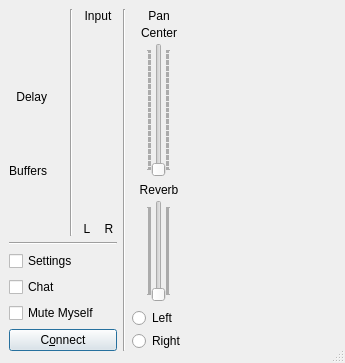
Before: the Qt Designer form src/clientdlgbase.ui in jamulussoftware/jamulus, drawn with Qt 5.
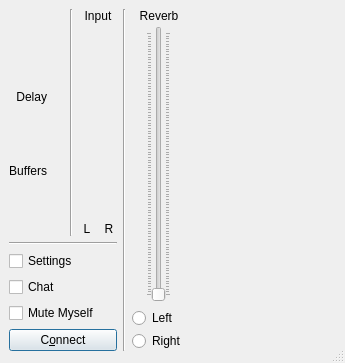
After: the same form once the commit is applied. Icons and pictures are not drawn. Custom widgets are drawn as their Qt base class.

Commit message: remove Pan since it is no longer needed, adjust reverb level, fix window management of local mixer dialog

```diff
--- a/src/clientdlgbase.ui
+++ b/src/clientdlgbase.ui
@@ -366,94 +366,6 @@
       </item>
       <item>
        <layout class="QVBoxLayout">
-        <item>
-         <layout class="QVBoxLayout">
-          <property name="spacing">
-           <number>3</number>
-          </property>
-          <item>
-           <widget class="QLabel" name="lblAudioPan">
-            <property name="text">
-             <string>Pan</string>
-            </property>
-            <property name="alignment">
-             <set>Qt::AlignCenter</set>
-            </property>
-           </widget>
-          </item>
-          <item>
-           <widget class="QLabel" name="lblAudioPanValue">
-            <property name="minimumSize">
-             <size>
-              <width>50</width>
-              <height>0</height>
-             </size>
-            </property>
-            <property name="text">
-             <string>Center</string>
-            </property>
-            <property name="alignment">
-             <set>Qt::AlignCenter</set>
-            </property>
-            <property name="wordWrap">
-             <bool>false</bool>
-            </property>
-           </widget>
-          </item>
-          <item>
-           <layout class="QHBoxLayout">
-            <item>
-             <spacer>
-              <property name="orientation">
-               <enum>Qt::Horizontal</enum>
-              </property>
-              <property name="sizeType">
-               <enum>QSizePolicy::Minimum</enum>
-              </property>
-              <property name="sizeHint" stdset="0">
-               <size>
-                <width>0</width>
-                <height>20</height>
-               </size>
-              </property>
-             </spacer>
-            </item>
-            <item>
-             <widget class="QSlider" name="sldAudioPan">
-              <property name="styleSheet">
-               <string/>
-              </property>
-              <property name="pageStep">
-               <number>1</number>
-              </property>
-              <property name="orientation">
-               <enum>Qt::Vertical</enum>
-              </property>
-              <property name="tickPosition">
-               <enum>QSlider::TicksBothSides</enum>
-              </property>
-             </widget>
-            </item>
-            <item>
-             <spacer>
-              <property name="orientation">
-               <enum>Qt::Horizontal</enum>
-              </property>
-              <property name="sizeType">
-               <enum>QSizePolicy::Minimum</enum>
-              </property>
-              <property name="sizeHint" stdset="0">
-               <size>
-                <width>0</width>
-                <height>20</height>
-               </size>
-              </property>
-             </spacer>
-            </item>
-           </layout>
-          </item>
-         </layout>
-        </item>
         <item>
          <layout class="QVBoxLayout">
           <item>
```
Left out of the diff: 1 changed line with no effect on the pictures. The commit also changes 7 other files.
